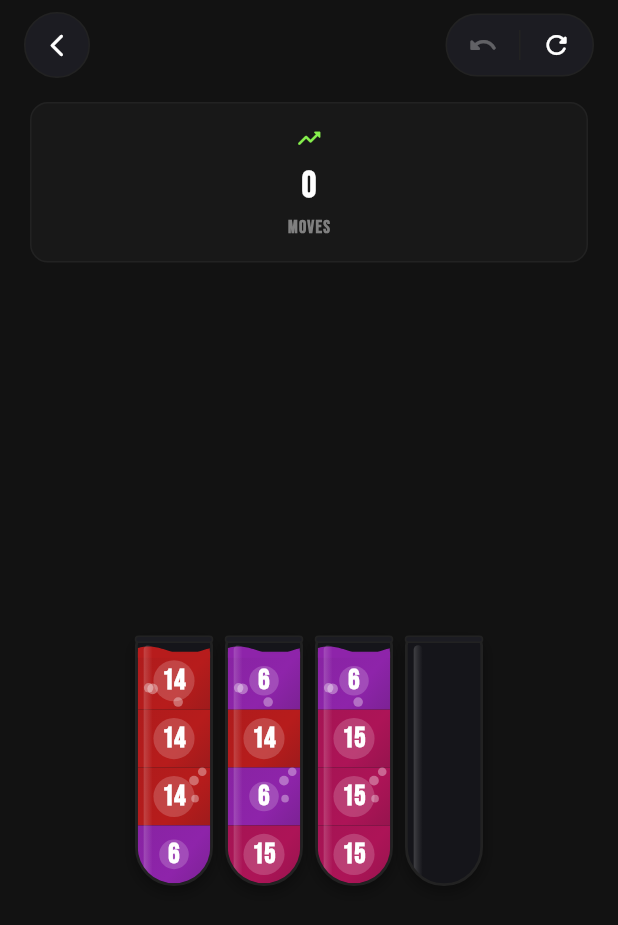
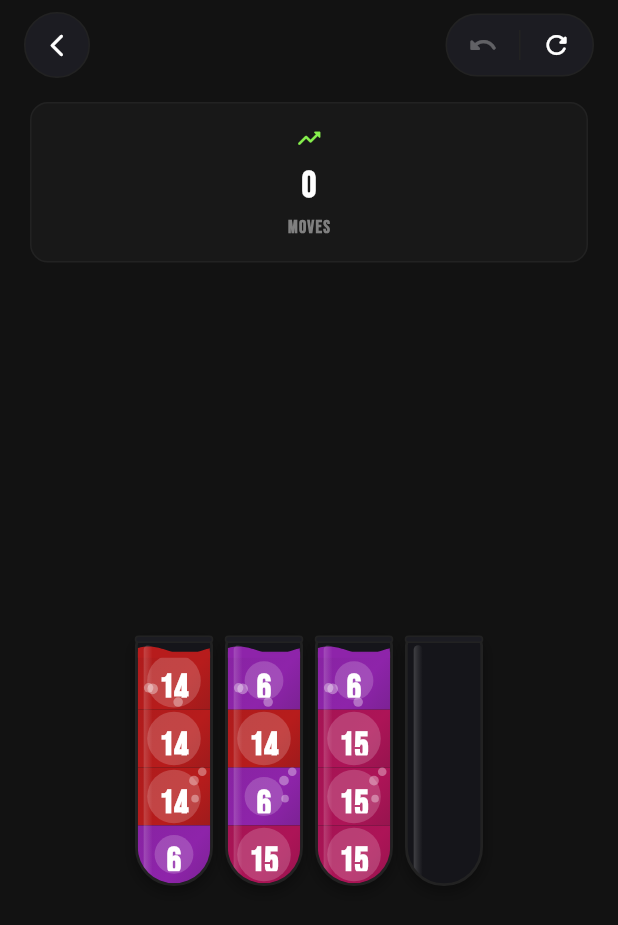
Before and after one commit to whatever-collab/my-water-sort, a Flutter app: the GameView screen opened directly, on a phone screen of 412 x 824 dp. Shown: the top 925 px of the screen. Run offline on Flutter 3.47's test engine with Material 3 defaults, Android fonts, the phone set to English and light mode, and no system bars; our stand-ins replace flutter_riverpod, hive, hive_flutter; accounts and stored records are empty.

Commit message:
Edit tube_widget.dart, finishing edit

```diff
--- a/lib/ui/core/widgets/tube_widget.dart
+++ b/lib/ui/core/widgets/tube_widget.dart
@@ -263,17 +263,12 @@ class _TubeWidgetState extends State<TubeWidget> with SingleTickerProviderStateM
       ),
       alignment: Alignment.center,
       child: Container(
-        // Increased padding from 4 to 6 for a larger circle background
-        padding: const EdgeInsets.all(6),
+        padding: const EdgeInsets.all(8), // Increased padding slightly
         decoration: BoxDecoration(
           color: Colors.white.withOpacity(0.18),
           shape: BoxShape.circle,
         ),
-        child: FittedBox(
-          fit: BoxFit.contain,
-          // Removed maxWidth constraint to let the FittedBox scale freely within the circle
-          child: _getIconForColor(color),
-        ),
+        child: _getIconForColor(color), // No more FittedBox
       ),
     );
   }
```
